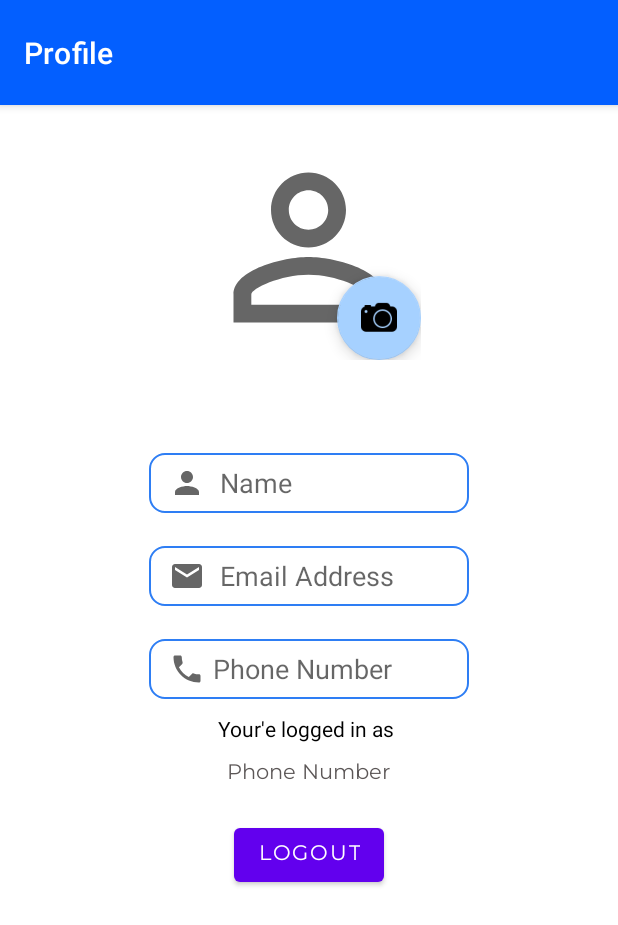
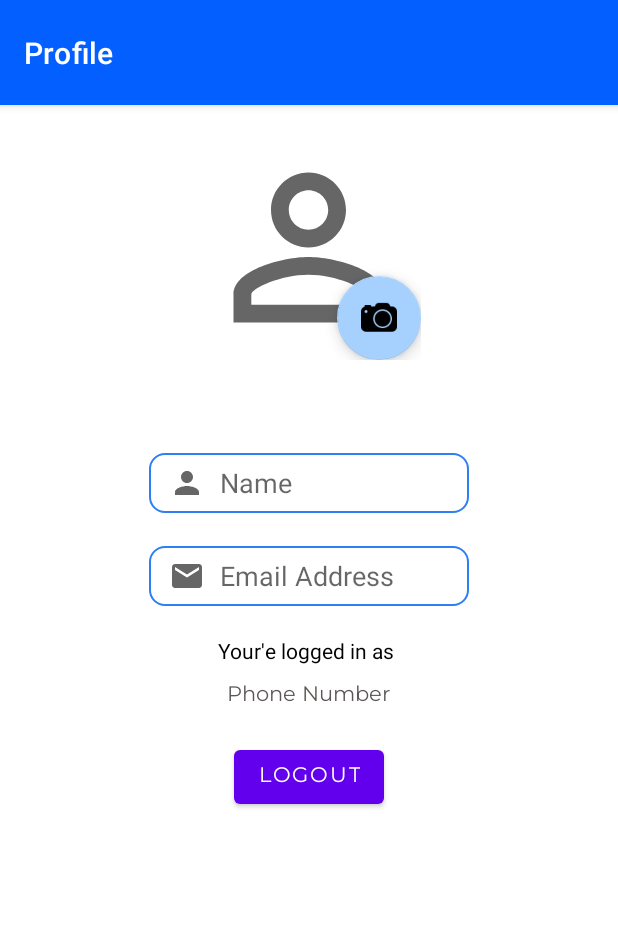
Before and after one commit to savanahatieno/BooApp, an Android app: the layout activity_user_profile.xml on its own in the app's theme, with its tools: preview values and no code run, on a phone screen of 412 x 824 dp. Shown: the top 925 px of the screen. Run offline under Robolectric (Android 15) with nearby library versions, the phone set to English and light mode, and no system bars.

Commit message:
initial changes

```diff
--- a/app/src/main/AndroidManifest.xml
+++ b/app/src/main/AndroidManifest.xml
@@ -10,7 +10,6 @@
         android:supportsRtl="true"
         android:theme="@style/Theme.BooApp">
         <activity android:name=".UserProfile"></activity>
-        <activity android:name=".ProfileActivity" />
         <activity android:name=".PhoneVerify" />
         <activity android:name=".Phone_Login" />
         <activity android:name=".Login" />
--- a/app/src/main/java/com/moringaschool/booapp/MainActivity.java
+++ b/app/src/main/java/com/moringaschool/booapp/MainActivity.java
@@ -25,7 +25,7 @@ public class MainActivity extends AppCompatActivity {
                 } catch (InterruptedException e){
                     e.printStackTrace();
                 } finally {
-                    Intent intent = new Intent(MainActivity.this, Phone_Login.class);
+                    Intent intent = new Intent(MainActivity.this, UserProfile.class);
                     startActivity(intent);
                     finish();
                 }
--- a/app/src/main/java/com/moringaschool/booapp/UserProfile.java
+++ b/app/src/main/java/com/moringaschool/booapp/UserProfile.java
@@ -23,7 +23,6 @@ public class UserProfile extends AppCompatActivity {
 
 
     TextView phoneTv;
-    EditText userPhoneNumber;
     Button logoutButton;
 
 
@@ -37,7 +36,7 @@ public class UserProfile extends AppCompatActivity {
         setContentView(R.layout.activity_user_profile);
 
 
-        userPhoneNumber = findViewById(R.id.userPhoneNumber);
+//        userPhoneNumber = findViewById(R.id.userPhoneNumber);
         phoneTv = findViewById(R.id.phoneTv);
         logoutButton = findViewById(R.id.logoutBtn);
 
@@ -65,7 +64,6 @@ public class UserProfile extends AppCompatActivity {
             //user is logged in
             String phone = firebaseUser.getPhoneNumber();
             phoneTv.setText(phone);
-            userPhoneNumber.setText(phone);
 
         }else {
             //user is not logged in
--- a/app/src/main/res/layout/activity_user_profile.xml
+++ b/app/src/main/res/layout/activity_user_profile.xml
@@ -95,27 +95,27 @@
         <!--        New Layout-->
 
 
-        <EditText
-            android:id="@+id/userPhoneNumber"
-            android:layout_width="wrap_content"
-            android:layout_height="40dp"
-            android:layout_gravity="center"
-            android:layout_marginTop="22dp"
-            android:background="@drawable/round_corner"
-            android:drawableStart="@drawable/ic_baseline_phone_24"
-            android:drawablePadding="5dp"
-            android:ems="10"
-            android:hint="Phone Number"
-            android:inputType="phone"
-            android:paddingStart="13dp" />
+<!--        <EditText-->
+<!--            android:id="@+id/userPhoneNumber"-->
+<!--            android:layout_width="wrap_content"-->
+<!--            android:layout_height="40dp"-->
+<!--            android:layout_gravity="center"-->
+<!--            android:layout_marginTop="22dp"-->
+<!--            android:background="@drawable/round_corner"-->
+<!--            android:drawableStart="@drawable/ic_baseline_phone_24"-->
+<!--            android:drawablePadding="5dp"-->
+<!--            android:ems="10"-->
+<!--            android:hint="Phone Number"-->
+<!--            android:inputType="phone"-->
+<!--            android:paddingStart="13dp" />-->
 
         <TextView
             android:layout_width="wrap_content"
             android:layout_height="wrap_content"
+            android:layout_gravity="center"
+            android:layout_marginTop="20dp"
             android:text="Your'e logged in as "
-            android:textColor="@color/black"
-            android:layout_gravity="center"
-            android:layout_marginTop="10dp"/>
+            android:textColor="@color/black" />
 
         <TextView
             android:id="@+id/phoneTv"
```
Also changed, not shown: app/src/main/java/com/moringaschool/booapp/ProfileActivity.java (deleted, +0 -61 lines), app/src/main/res/layout/activity_profile.xml (deleted, +0 -131 lines).
